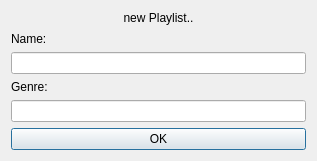
The window that CODE/soundpp/soundpp-prototype/playlistdialog.ui (b1t00/soundpp) describes before a commit, drawn with Qt 5.
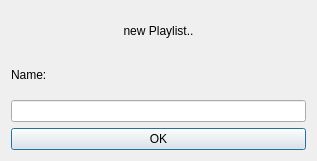
The same window after the commit.

What changed in the file:
```diff
--- a/CODE/soundpp/soundpp-prototype/playlistdialog.ui
+++ b/CODE/soundpp/soundpp-prototype/playlistdialog.ui
@@ -34,16 +34,6 @@
    <item>
     <widget class="QLineEdit" name="playlist_name"/>
    </item>
-   <item>
-    <widget class="QLabel" name="genre">
-     <property name="text">
-      <string>Genre:</string>
-     </property>
-    </widget>
-   </item>
-   <item>
-    <widget class="QLineEdit" name="lineEdit_2"/>
-   </item>
    <item>
     <widget class="QPushButton" name="accept_playlist">
      <property name="text">
```
